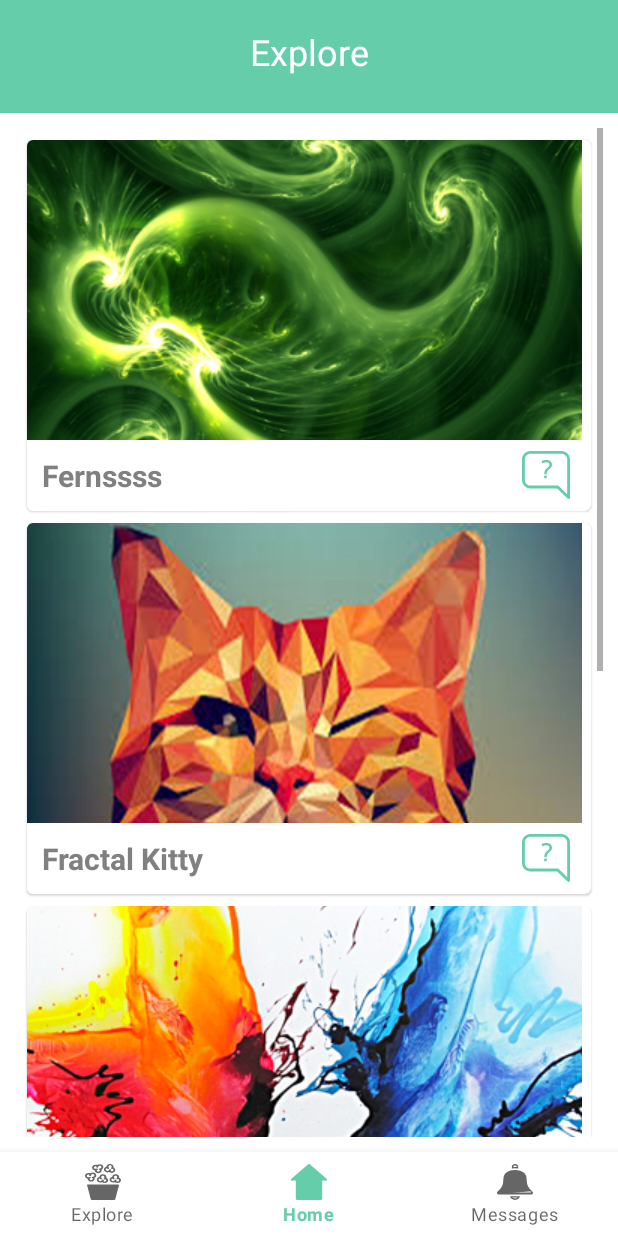
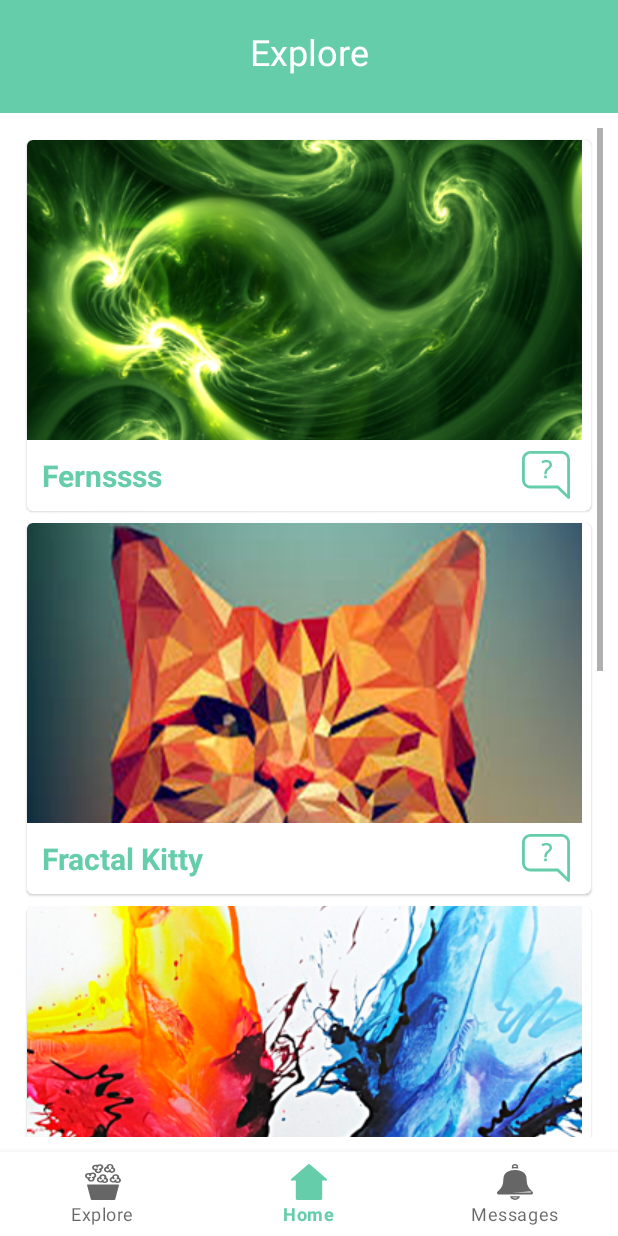
Before and after one commit to tarapiyer/Exhibyt_App, an Android app: the fragment explore_feed placed in its activity, on a phone screen of 412 x 824 dp. Run offline under Robolectric (Android 15) with nearby library versions, the phone set to English and light mode, and no system bars.

Commit message:
Fixed some stuff

```diff
--- a/app/src/main/res/layout/fragment_explore_feed.xml
+++ b/app/src/main/res/layout/fragment_explore_feed.xml
@@ -79,7 +79,7 @@
                             android:paddingTop="10dp"
                             android:paddingBottom="10dp"
                             android:text="Fernssss"
-                            android:textColor="#808080"
+                            android:textColor="@color/colorAccent"
                             android:textSize="20dp"
                             android:textStyle="bold"
                             android:onClick="goToQ0"/>
@@ -138,7 +138,7 @@
                             android:paddingTop="10dp"
                             android:paddingBottom="10dp"
                             android:text="Fractal Kitty"
-                            android:textColor="#808080"
+                            android:textColor="@color/colorAccent"
                             android:textSize="20dp"
                             android:textStyle="bold"
                             android:onClick="goToQ1"/>
@@ -198,7 +198,7 @@
                             android:paddingBottom="10dp"
                             android:paddingLeft="10dp"
                             android:background="@color/colorWhite"
-                            android:textColor="#808080"
+                            android:textColor="@color/colorAccent"
                             android:onClick="goToQ2"/>
 
                         <ImageView
@@ -257,7 +257,7 @@
                             android:paddingBottom="10dp"
                             android:paddingLeft="10dp"
                             android:background="@color/colorWhite"
-                            android:textColor="#808080"
+                            android:textColor="@color/colorAccent"
                             android:onClick="goToQ3"/>
 
                         <ImageView
@@ -314,7 +314,7 @@
                             android:paddingTop="10dp"
                             android:paddingBottom="10dp"
                             android:text="Blue Beauty"
-                            android:textColor="#808080"
+                            android:textColor="@color/colorAccent"
                             android:textSize="20dp"
                             android:textStyle="bold"
                             android:onClick="goToQ4"/>
```
